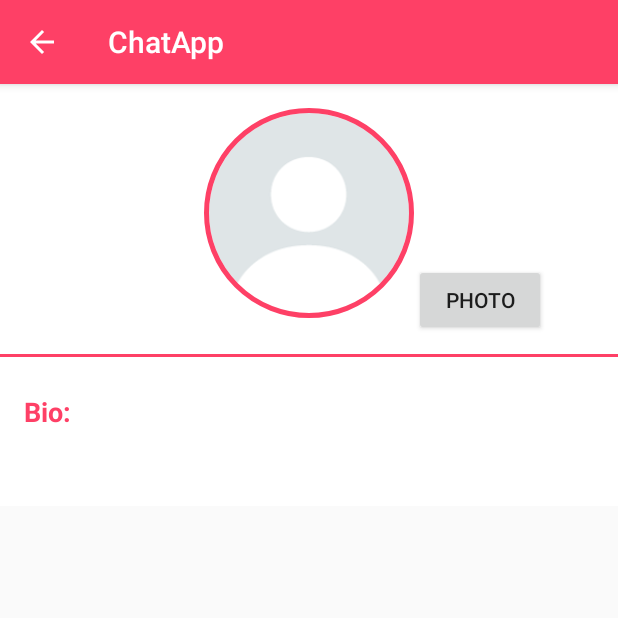
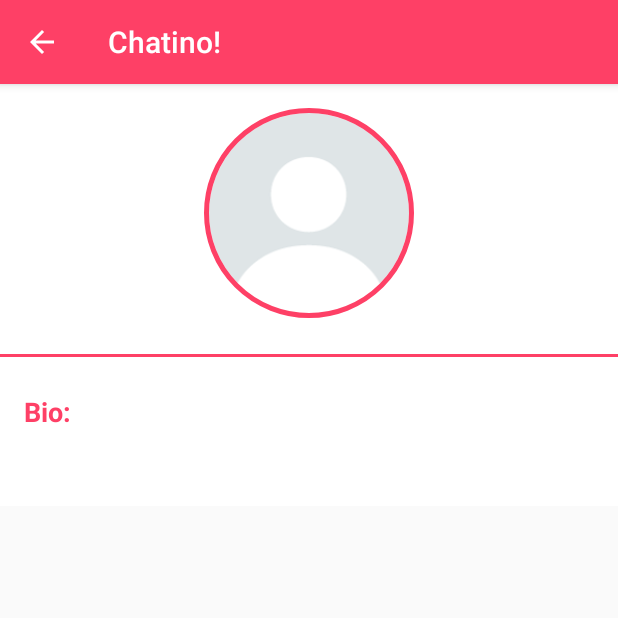
Before and after one commit to robertgr991/ChatApp, an Android app: the ProfileActivity screen opened directly, with no data from a screen before it, on a phone screen of 412 x 824 dp, the top half of it. Run offline under Robolectric (Android 15) with nearby library versions, the phone set to English and light mode, and no system bars; our stand-ins replace CircleImageView; libraries missing offline, so code that uses them is left out: dmax.dialog; pictures from the network do not load; 8 statements that could not run were skipped.

Commit message:
Fix some bugs + some design changes. Change app name.

```diff
--- a/app/src/main/java/com/example/chatapp/ui/user/ProfileActivity.kt
+++ b/app/src/main/java/com/example/chatapp/ui/user/ProfileActivity.kt
@@ -132,6 +132,7 @@ class ProfileActivity : AppCompatActivity() {
         profile_btn_save_changes.visibility = View.GONE
         profile_btn_remove_image.visibility = View.GONE
         profile_divider_2_own.visibility = View.GONE
+        profile_take_picture.visibility = View.GONE
 
         if (userProfile.bio == null) {
             profile_txt_bio.text = getString(R.string.profile_user_no_bio)
--- a/app/src/main/res/layout/activity_chat_log_message_from.xml
+++ b/app/src/main/res/layout/activity_chat_log_message_from.xml
@@ -12,7 +12,7 @@
         android:layout_marginStart="16dp"
         android:layout_marginTop="8dp"
         android:background="@drawable/rounded_message_primary"
-        android:maxWidth="240dp"
+        android:maxWidth="280dp"
         android:padding="16dp"
         app:layout_constraintStart_toStartOf="parent"
         app:layout_constraintTop_toTopOf="parent">
@@ -32,7 +32,7 @@
             android:layout_width="wrap_content"
             android:layout_height="wrap_content"
             android:layout_marginBottom="8dp"
-            android:maxWidth="240dp"
+            android:maxWidth="220dp"
             android:text="@string/chat_log_message_from_content_placeholder"
             android:textColor="@color/colorAccent"
             app:layout_constraintBottom_toTopOf="@+id/chat_log_message_from_date"
--- a/app/src/main/res/layout/activity_chat_log_message_own.xml
+++ b/app/src/main/res/layout/activity_chat_log_message_own.xml
@@ -12,7 +12,7 @@
         android:layout_marginTop="8dp"
         android:layout_marginEnd="16dp"
         android:background="@drawable/rounded_message_primary"
-        android:maxWidth="240dp"
+        android:maxWidth="280dp"
         android:padding="16dp"
         app:layout_constraintEnd_toEndOf="parent"
         app:layout_constraintTop_toTopOf="parent">
@@ -35,7 +35,7 @@
             android:layout_height="wrap_content"
             android:layout_marginEnd="2dp"
             android:layout_marginBottom="8dp"
-            android:maxWidth="240dp"
+            android:maxWidth="220dp"
             android:text="@string/chat_log_message_own_content_placeholder"
             android:textColor="@color/colorAccent"
             app:layout_constraintBottom_toTopOf="@+id/chat_log_message_own_date"
--- a/app/src/main/res/layout/activity_profile.xml
+++ b/app/src/main/res/layout/activity_profile.xml
@@ -118,17 +118,20 @@
 
         <EditText
             android:id="@+id/profile_txt_bio_own"
-            android:layout_width="wrap_content"
+            android:layout_width="0dp"
             android:layout_height="wrap_content"
             android:layout_marginTop="8dp"
+            android:layout_marginEnd="16dp"
             android:autofillHints=""
             android:background="@color/colorPrimary"
             android:ems="10"
             android:gravity="start|top"
             android:inputType="textMultiLine"
-            android:maxLength="30"
-            android:maxLines="5"
+            android:maxLength="60"
+            android:maxLines="10"
             android:textColor="@color/colorTextDark"
+            app:layout_constraintEnd_toEndOf="parent"
+            app:layout_constraintHorizontal_bias="0.0"
             app:layout_constraintStart_toStartOf="@+id/profile_txt_bio_title"
             app:layout_constraintTop_toBottomOf="@+id/profile_txt_bio_title" />
 
@@ -153,10 +156,10 @@
 
         <Button
             android:id="@+id/profile_take_picture"
-            android:layout_width="wrap_content"
+            android:layout_width="50dp"
             android:layout_height="wrap_content"
             android:layout_marginBottom="12dp"
-            android:text="Photo"
+            android:background="@android:drawable/ic_menu_camera"
             app:layout_constraintBottom_toTopOf="@+id/profile_divider_1"
             app:layout_constraintEnd_toEndOf="parent"
             app:layout_constraintHorizontal_bias="0.0"
--- a/app/src/main/res/layout/activity_register.xml
+++ b/app/src/main/res/layout/activity_register.xml
@@ -123,10 +123,10 @@
 
         <Button
             android:id="@+id/register_take_picture_btn"
-            android:layout_width="wrap_content"
+            android:layout_marginBottom="20dp"
+            android:layout_width="50dp"
             android:layout_height="wrap_content"
-            android:layout_marginBottom="20dp"
-            android:text="Photo"
+            android:background="@android:drawable/ic_menu_camera"
             app:layout_constraintBottom_toTopOf="@+id/register_txt_username"
             app:layout_constraintEnd_toEndOf="parent"
             app:layout_constraintHorizontal_bias="0.66"
--- a/app/src/main/res/values/strings.xml
+++ b/app/src/main/res/values/strings.xml
@@ -1,5 +1,5 @@
 <resources>
-    <string name="app_name">ChatApp</string>
+    <string name="app_name">Chatino!</string>
     <string name="usernameHint">Username</string>
     <string name="emailHint">Email</string>
     <string name="passwordHint">Password</string>
@@ -58,4 +58,5 @@
     <string name="forward_message_initial_text">0 users selected</string>
     <string name="forward_message_1_selected">1 user selected</string>
     <string name="forward_message_multiple_selected">users selected</string>
+    <string name="profile_use_camera">Camera</string>
 </resources>
```
Also changed, not shown: app/src/main/java/com/example/chatapp/repositories/ChatRepository.kt (+10 -5 lines), app/src/main/java/com/example/chatapp/ui/chat/ChatLogActivity.kt (+11 -3 lines).
